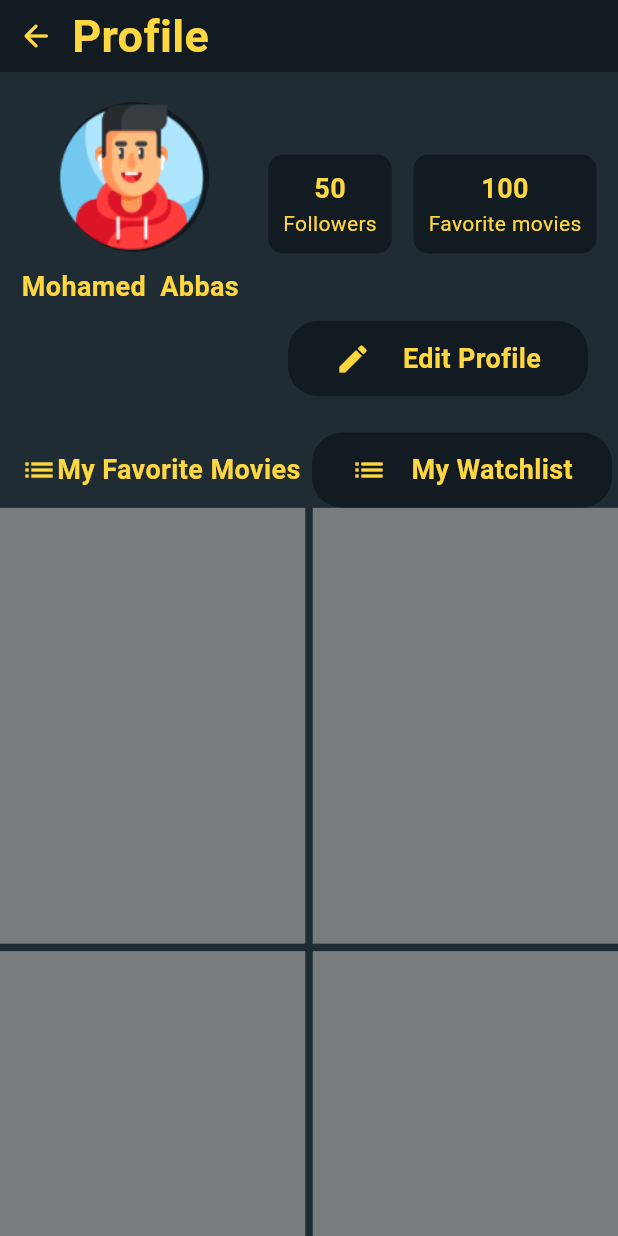
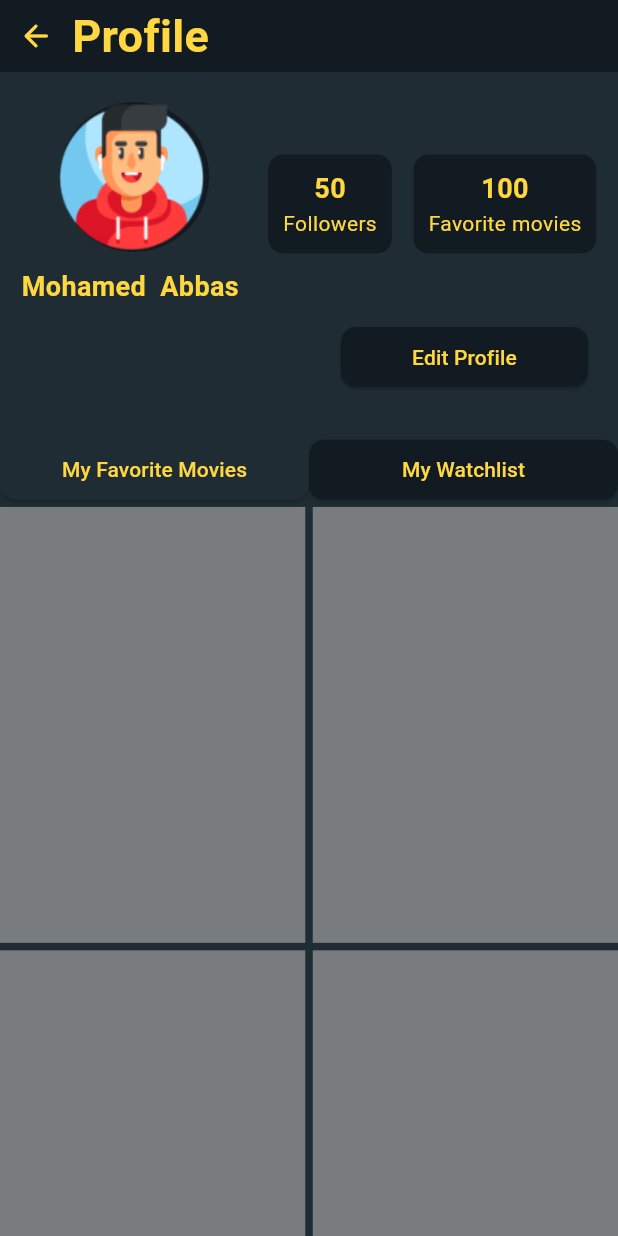
Before and after one commit to m7md3bbas/Movie_App, a Flutter app: the Profile screen opened directly, on a phone screen of 412 x 824 dp. Run offline on Flutter 3.47's test engine with Material 3 defaults, Android fonts, the phone set to English and light mode, and no system bars; our stand-ins replace bloc, carousel_slider, dartz, dio, dropdown_button2, firebase_auth and 4 more; accounts and stored records are empty; network calls fail.

Commit message:
update custom button making it responsive

```diff
--- /dev/null
+++ b/lib/core/widgets/custom_button.dart
@@ -0,0 +1,35 @@
+import 'package:flutter/material.dart';
+
+class CustomButton extends StatelessWidget {
+  const CustomButton({
+    super.key,
+    this.icon,
+    required this.text,
+    this.color,
+    this.onTap,  this.width,
+  });
+  final IconData? icon;
+  final String text;
+  final Color? color;
+  final VoidCallback? onTap;
+  final double? width;
+
+  @override
+  Widget build(BuildContext context) {
+    return Container(
+      width:width,
+      child: ElevatedButton(
+        onPressed: onTap,
+        style: ElevatedButton.styleFrom(
+            shape: RoundedRectangleBorder(
+              borderRadius: BorderRadius.circular(10),
+            ),
+            backgroundColor: color),
+        child: Text(
+          text,
+          style: TextStyle(color: Colors.amberAccent),
+        ),
+      ),
+    );
+  }
+}
--- a/lib/features/auth/presentation/manager/cubit/auth_cubit.dart
+++ b/lib/features/auth/presentation/manager/cubit/auth_cubit.dart
@@ -9,7 +9,7 @@ import 'package:movieapp/features/auth/domain/usecases/login_usecase.dart';
 import 'package:movieapp/features/auth/domain/usecases/logout_usecase.dart';
 import 'package:movieapp/features/auth/domain/usecases/register_usecase.dart';
 import 'package:movieapp/features/auth/presentation/manager/cubit/auth_state.dart';
-import 'package:movieapp/features/profile/presentation/screens/profile.dart';
+import 'package:movieapp/features/home/presentation/screens/home.dart';
 
 class AuthCubit extends Cubit<AuthState> {
   final AuthRepository authRepository;
@@ -29,7 +29,7 @@ class AuthCubit extends Cubit<AuthState> {
     _authStateSubscrition = authRepository.authStateChange.listen((user) {
       if (user != null) {
         emit(Authenticated(userEntity: user));
-        Get.to(()=>Profile());
+        Get.toNamed("/home");
       } else {
         emit(UnAuthenticated());
         Get.toNamed("/login");
--- a/lib/features/profile/presentation/screens/profile_body_view.dart
+++ b/lib/features/profile/presentation/screens/profile_body_view.dart
@@ -1,6 +1,7 @@
 import 'package:flutter/material.dart';
+import 'package:get/get.dart';
+import 'package:movieapp/core/widgets/custom_button.dart';
 import 'package:movieapp/core/widgets/custom_fading.dart';
-import 'package:movieapp/features/profile/presentation/screens/widgets/custom_button.dart';
 import 'package:movieapp/features/profile/presentation/screens/widgets/custom_item.dart';
 
 class ProfileBodyView extends StatefulWidget {
@@ -32,7 +33,9 @@ class _ProfileBodyViewState extends State<ProfileBodyView> {
                         mainAxisAlignment: MainAxisAlignment.start,
                         children: [
                           IconButton(
-                              onPressed: () {},
+                              onPressed: () {
+                                Get.back();
+                              },
                               icon: Icon(
                                 Icons.arrow_back_rounded,
                                 color: Colors.amberAccent,
@@ -100,6 +103,7 @@ class _ProfileBodyViewState extends State<ProfileBodyView> {
                         mainAxisAlignment: MainAxisAlignment.end,
                         children: [
                           CustomButton(
+                            width: MediaQuery.of(context).size.width * 0.40,
                             text: 'Edit Profile',
                             icon: Icons.edit,
                             color: Theme.of(context).colorScheme.surface,
@@ -116,7 +120,7 @@ class _ProfileBodyViewState extends State<ProfileBodyView> {
             ),
             SliverToBoxAdapter(
               child: Container(
-                height: 50,
+                height: MediaQuery.of(context).size.height * 0.06,
                 width: MediaQuery.of(context).size.width,
                 decoration: BoxDecoration(
                   color: Theme.of(context).colorScheme.secondary,
@@ -124,7 +128,9 @@ class _ProfileBodyViewState extends State<ProfileBodyView> {
                 child: Row(
                   mainAxisAlignment: MainAxisAlignment.spaceEvenly,
                   children: [
-                    CustomButton(
+                    Expanded(
+                      child: CustomButton(
+                        width: MediaQuery.of(context).size.width * 0.40,
                         icon: Icons.list,
                         text: "My Favorite Movies",
                         color: currentTap == 0
@@ -134,7 +140,10 @@ class _ProfileBodyViewState extends State<ProfileBodyView> {
                           currentTap = 0;
                         }),
                       ),
-                    CustomButton(
+                    ),
+                    Expanded(
+                      child: CustomButton(
+                          width: MediaQuery.of(context).size.width * 0.40,
                           icon: Icons.list,
                           text: "My Watchlist",
                           color: currentTap == 2
@@ -143,6 +152,7 @@ class _ProfileBodyViewState extends State<ProfileBodyView> {
                           onTap: () => setState(() {
                                 currentTap = 2;
                               })),
+                    ),
                   ],
                 ),
               ),
--- a/lib/features/profile/presentation/screens/widgets/custom_button.dart
+++ /dev/null
@@ -1,50 +0,0 @@
-import 'package:flutter/material.dart';
-
-class CustomButton extends StatelessWidget {
-  const CustomButton({
-    super.key,
-    required this.icon,
-    required this.text,
-
-    this.onLongPress, this.color, this.onTap,
-  });
-  final IconData icon;
-  final String text;
-  final Color? color;
-  final VoidCallback? onTap;
-
-
-  final VoidCallback? onLongPress;
-  @override
-  Widget build(BuildContext context) {
-    return InkWell(
-      onTap:onTap,
-      onLongPress: onLongPress,
-      child: Container(
-        padding: const EdgeInsets.only(left: 10, right: 10),
-        width: 200,
-        height: 50,
-        decoration: BoxDecoration(
-          color: color,
-          borderRadius: BorderRadius.circular(20),
-        ),
-        child: Row(
-          mainAxisAlignment: MainAxisAlignment.spaceEvenly,
-          children: [
-            Icon(
-              icon,
-              color: Colors.amberAccent,
-            ),
-            Text(
-              text,
-              style: TextStyle(
-                  fontSize: 18,
-                  fontWeight: FontWeight.bold,
-                  color: Colors.amberAccent),
-            ),
-          ],
-        ),
-      ),
-    );
-  }
-}
```
Also changed, not shown: lib/features/home/presentation/screens/home_view_body.dart (+10 -12 lines), lib/features/home/presentation/screens/movie_details.dart (added, +142 -0 lines), lib/features/home/presentation/screens/widgets/Custom_movie_image.dart (+11 -21 lines), lib/features/home/presentation/screens/widgets/Genres/genres_loaded.dart (+9 -3 lines), lib/features/home/presentation/screens/widgets/TopRated/top_rated_loaded_widget.dart (+12 -6 lines), lib/features/home/presentation/screens/widgets/top_rated_widget.dart (added, +34 -0 lines), lib/features/search/presentation/screens/widgets/search_loaded_widget.dart (+10 -1 lines). Lines whose indentation alone changed are shown as unchanged.
